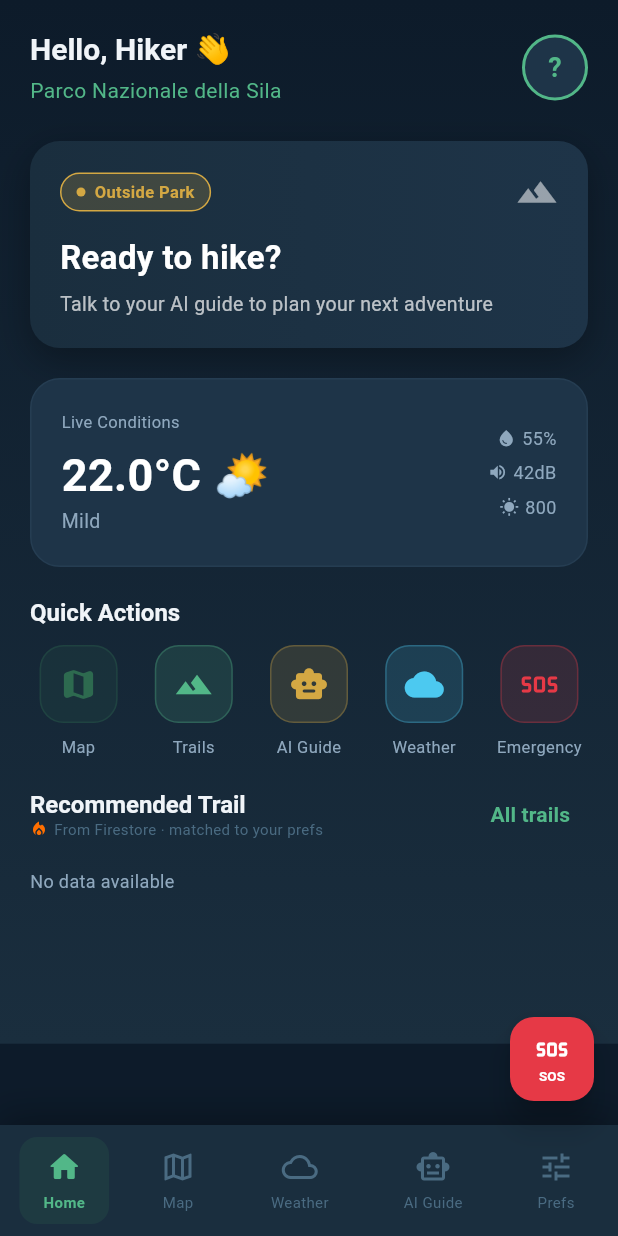
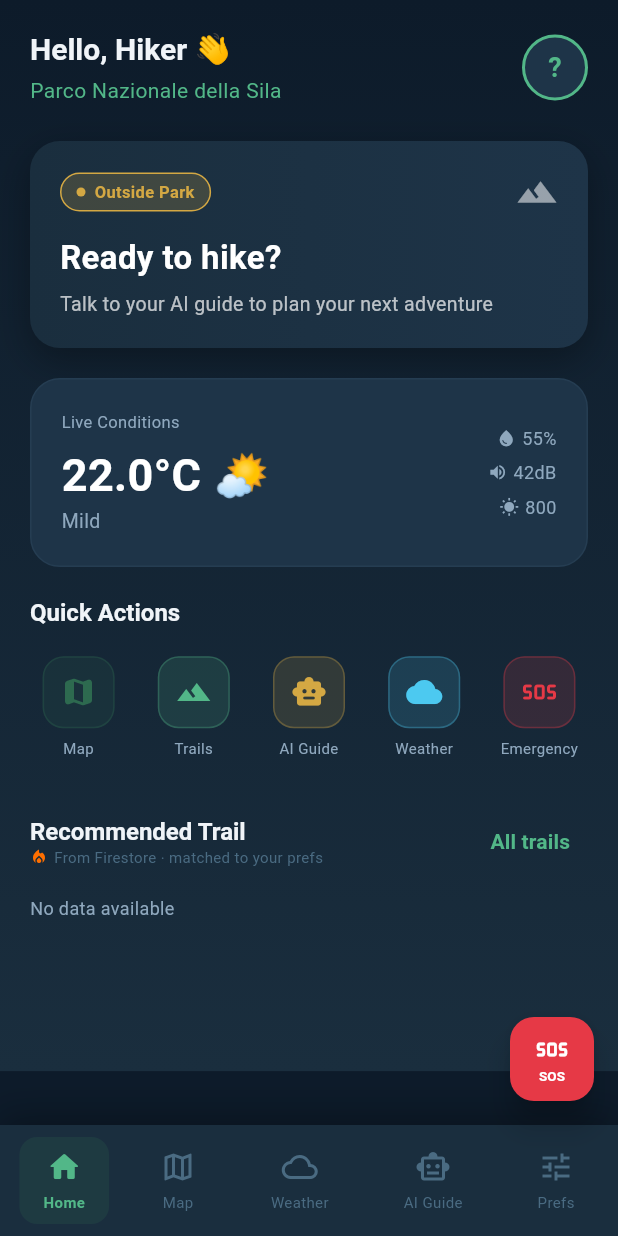
Before and after one commit to yonasyifter/Giganti_della_silla_Flutter_app, a Flutter app: the screen it shows once a user with an empty profile is signed in, on a phone screen of 412 x 824 dp. Run offline on Flutter 3.47's test engine with Material 3 defaults, Android fonts, the phone set to English and light mode, and no system bars; our stand-ins replace cloud_firestore, dio, firebase_auth, firebase_core, flutter_map, flutter_riverpod and 7 more; accounts and stored records are empty.

Commit message:
fix: resolve RenderFlex overflow on home screen quick actions grid
The _QuickActionsGrid used GridView.count with crossAxisCount: 5 and
default childAspectRatio: 1.0 (square cells). Each cell contained a
Column with a 52x52 icon + 8px gap + 11px text label, which required
more height than the square cell provided, causing a 11px overflow.

Fix:
- Set childAspectRatio: 0.78 so each cell is taller than it is wide,
  giving enough vertical space for icon + gap + label
- Reduced icon container from 52x52 to 48x48 and icon size from 26 to 24
- Reduced SizedBox gap from 8 to 6 and font size from 11 to 10
- Added mainAxisSize: MainAxisSize.min and maxLines: 2 on the label
  to prevent any future overflow regardless of screen size

```diff
--- a/lib/features/home/screens/home_screen.dart
+++ b/lib/features/home/screens/home_screen.dart
@@ -450,6 +450,8 @@ class _QuickActionsGrid extends StatelessWidget {
     return GridView.count(
       crossAxisCount: 5,
       crossAxisSpacing: 12,
+      // Give each cell more height than width so the icon + label fit
+      childAspectRatio: 0.78,
       shrinkWrap: true,
       physics: const NeverScrollableScrollPhysics(),
       children: actions,
@@ -468,22 +470,30 @@ class _Action extends StatelessWidget {
   Widget build(BuildContext context) {
     return GestureDetector(
       onTap: onTap,
-      child: Column(mainAxisAlignment: MainAxisAlignment.center, children: [
-        Container(
-          width: 52, height: 52,
-          decoration: BoxDecoration(
-            color: color.withValues(alpha: 0.15),
-            borderRadius: BorderRadius.circular(16),
-            border: Border.all(color: color.withValues(alpha: 0.3)),
+      child: Column(
+        mainAxisAlignment: MainAxisAlignment.center,
+        mainAxisSize: MainAxisSize.min,
+        children: [
+          Container(
+            width: 48, height: 48,
+            decoration: BoxDecoration(
+              color: color.withValues(alpha: 0.15),
+              borderRadius: BorderRadius.circular(14),
+              border: Border.all(color: color.withValues(alpha: 0.3)),
+            ),
+            child: Icon(icon, color: color, size: 24),
           ),
-          child: Icon(icon, color: color, size: 26),
-        ),
-        const SizedBox(height: 8),
-        Text(label,
+          const SizedBox(height: 6),
+          Text(
+            label,
             style: const TextStyle(
-                color: AppColors.textSecondary, fontSize: 11),
-            textAlign: TextAlign.center),
-      ]),
+                color: AppColors.textSecondary, fontSize: 10),
+            textAlign: TextAlign.center,
+            maxLines: 2,
+            overflow: TextOverflow.ellipsis,
+          ),
+        ],
+      ),
     );
   }
 }
```
